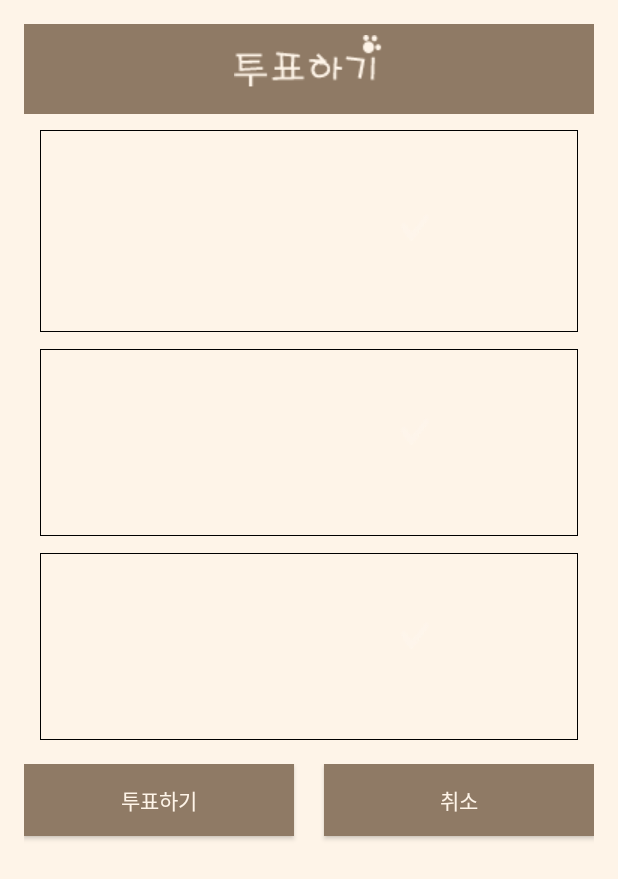
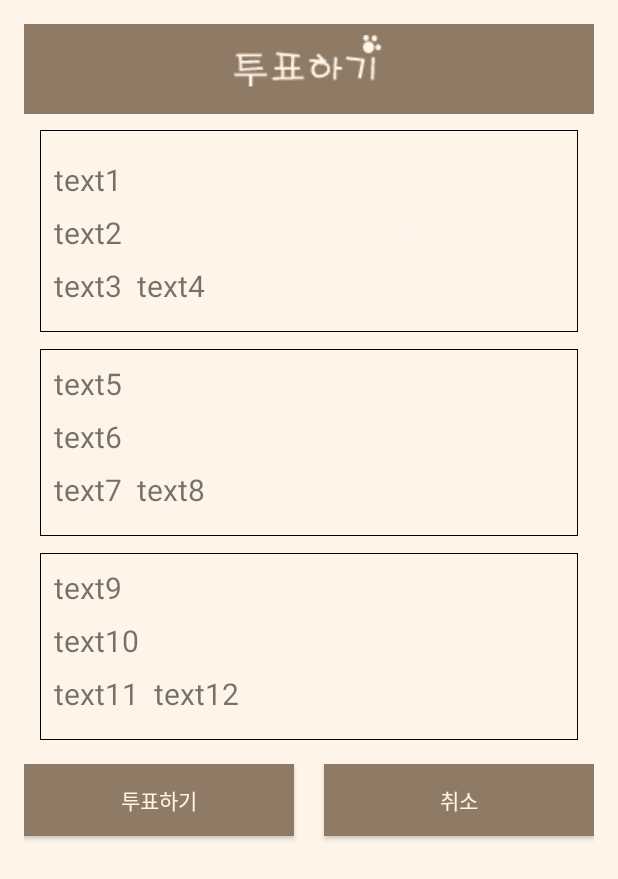
Before and after one commit to SuranS2/Togedog_dev, an Android app: the layout vote_layout.xml on its own in the app's theme, with its tools: preview values and no code run, on a phone screen of 412 x 824 dp. Shown: the top 879 px of the screen. Run offline under Robolectric (Android 15) with nearby library versions, the phone set to English and light mode, and no system bars.

Commit message:
투표생성하기 -> 투표하기 db연결완료

```diff
--- a/app/src/main/AndroidManifest.xml
+++ b/app/src/main/AndroidManifest.xml
@@ -32,9 +32,7 @@
                 <category android:name="android.intent.category.LAUNCHER" />
             </intent-filter>
         </activity>
-        <activity android:name=".HomeActivity">
-        </activity>
-
+        <activity android:name=".HomeActivity"></activity>
         <activity android:name=".BookmarkActivity"></activity>
 
         <activity android:name=".SignupActivity" android:configChanges="keyboardHidden|orientation|screenSize" ></activity>
--- a/app/src/main/res/layout/vote_layout.xml
+++ b/app/src/main/res/layout/vote_layout.xml
@@ -54,20 +54,23 @@
                 android:gravity="center"
                 android:layout_weight="1"
                 android:layout_marginBottom="8dp"
-                android:id="@+id/TextViewSpot"/>
+                android:id="@+id/TextViewSpot"
+                android:text="text1"/>
 
 
             <LinearLayout
                 android:layout_width="250dp"
                 android:layout_height="wrap_content"
-                android:orientation="horizontal">
+                android:orientation="horizontal"
+                >
 
             <TextView
                 android:layout_width="230dp"
                 android:layout_height="wrap_content"
                 android:textSize="20dp"
                 android:layout_marginBottom="8dp"
-                android:id="@+id/TextViewCalender"/>
+                android:id="@+id/TextViewCalender"
+                android:text="text2"/>
 
                 <ImageView
                     android:layout_width="20dp"
@@ -98,7 +101,8 @@
                 android:gravity="center"
 
                 android:layout_marginBottom="8dp"
-                android:id="@+id/TextViewTime"/>
+                android:id="@+id/TextViewTime"
+                android:text="text3"/>
 
 
 
@@ -109,7 +113,9 @@
                 android:gravity="center"
 
                 android:layout_marginBottom="8dp"
-                android:id="@+id/TextViewMinute"/>
+                android:id="@+id/TextViewMinute"
+                android:paddingLeft="10dp"
+                android:text="text4"/>
 
 
         </LinearLayout>
@@ -146,7 +152,8 @@
                 android:gravity="center"
                 android:layout_weight="1"
                 android:layout_marginBottom="8dp"
-                android:id="@+id/TextViewSpot2"/>
+                android:id="@+id/TextViewSpot2"
+                android:text="text5"/>
 
             <LinearLayout
                 android:layout_width="250dp"
@@ -158,7 +165,8 @@
                     android:layout_height="wrap_content"
                     android:textSize="20dp"
                     android:layout_marginBottom="8dp"
-                    android:id="@+id/TextViewCalender2"/>
+                    android:id="@+id/TextViewCalender2"
+                    android:text="text6"/>
 
                 <ImageView
                     android:layout_width="20dp"
@@ -192,7 +200,8 @@
                 android:gravity="center"
 
                 android:layout_marginBottom="8dp"
-                android:id="@+id/TextViewTime2"/>
+                android:id="@+id/TextViewTime2"
+                android:text="text7"/>
 
 
 
@@ -201,8 +210,9 @@
                 android:layout_height="wrap_content"
                 android:textSize="20dp"
                 android:gravity="center"
-
+                android:paddingLeft="10dp"
                 android:layout_marginBottom="8dp"
+                android:text="text8"
                 android:id="@+id/TextViewMinute2"/>
 
 
@@ -240,7 +250,8 @@
                 android:gravity="center"
                 android:layout_weight="1"
                 android:layout_marginBottom="8dp"
-                android:id="@+id/TextViewSpot3"/>
+                android:id="@+id/TextViewSpot3"
+                android:text="text9"/>
 
             <LinearLayout
                 android:layout_width="250dp"
@@ -252,7 +263,8 @@
                     android:layout_height="wrap_content"
                     android:textSize="20dp"
                     android:layout_marginBottom="8dp"
-                    android:id="@+id/TextViewCalender3"/>
+                    android:id="@+id/TextViewCalender3"
+                    android:text="text10"/>
 
                 <ImageView
                     android:layout_width="20dp"
@@ -282,7 +294,8 @@
                 android:gravity="center"
 
                 android:layout_marginBottom="8dp"
-                android:id="@+id/TextViewTime3"/>
+                android:id="@+id/TextViewTime3"
+                android:text="text11"/>
 
 
 
@@ -291,9 +304,10 @@
                 android:layout_height="wrap_content"
                 android:textSize="20dp"
                 android:gravity="center"
-
+                android:paddingLeft="10dp"
                 android:layout_marginBottom="8dp"
-                android:id="@+id/TextViewMinute3"/>
+                android:id="@+id/TextViewMinute3"
+                android:text="text12"/>
 
 
 
```
Also changed, not shown: app/src/main/java/com/example/togedog/togedog/VoteActivity.java (+5 -18 lines), app/src/main/java/com/example/togedog/togedog/VotelayoutActivity.java (+181 -65 lines).
